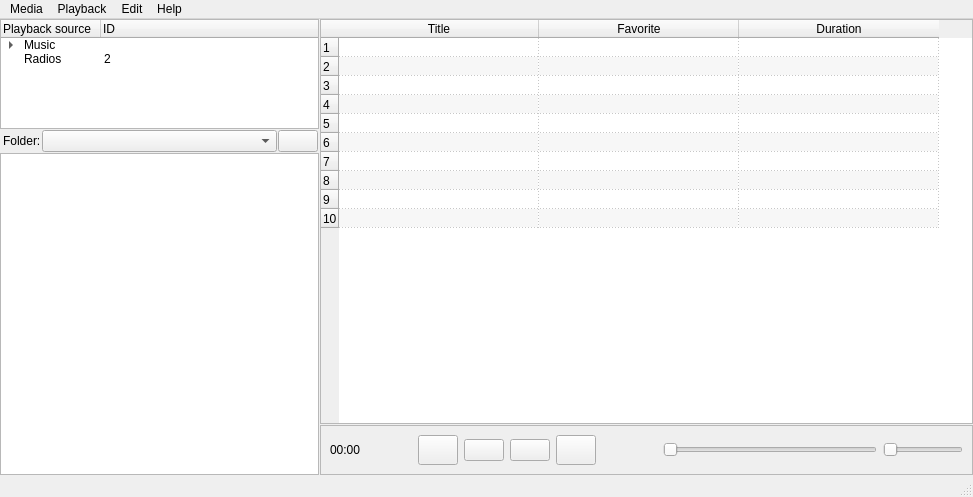
Before: the Qt Designer form uic/mainform.ui in m1lhaus/woofer, drawn with Qt 5.
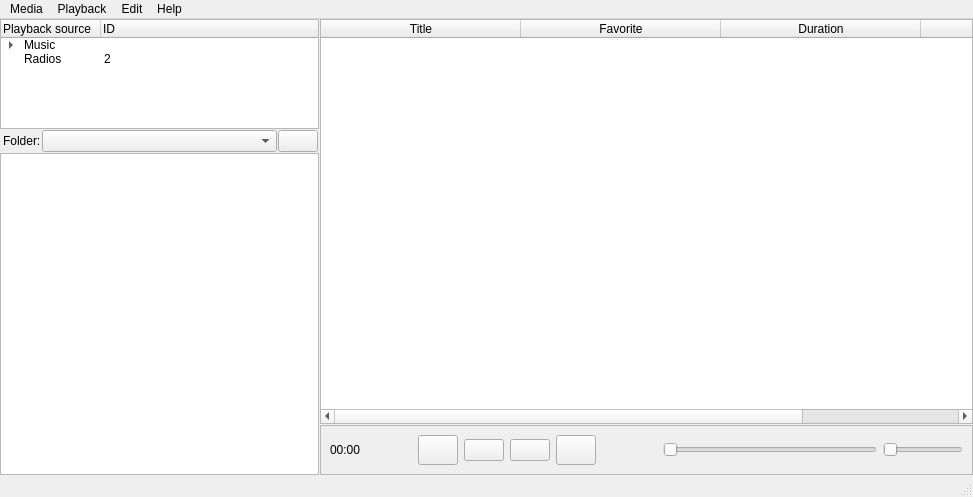
After: the same form once the commit is applied. Icons and pictures are not drawn.

Commit message: dev - basic adding to playlist implemented

What changed in the file:
```diff
--- a/uic/mainform.ui
+++ b/uic/mainform.ui
@@ -214,9 +214,6 @@
           <property name="gridStyle">
            <enum>Qt::DotLine</enum>
           </property>
-          <property name="rowCount">
-           <number>10</number>
-          </property>
           <attribute name="horizontalHeaderDefaultSectionSize">
            <number>200</number>
           </attribute>
@@ -226,16 +223,6 @@
           <attribute name="verticalHeaderDefaultSectionSize">
            <number>19</number>
           </attribute>
-          <row/>
-          <row/>
-          <row/>
-          <row/>
-          <row/>
-          <row/>
-          <row/>
-          <row/>
-          <row/>
-          <row/>
           <column>
            <property name="text">
             <string>Title</string>
@@ -251,6 +238,11 @@
             <string>Duration</string>
            </property>
           </column>
+          <column>
+           <property name="text">
+            <string>Path</string>
+           </property>
+          </column>
          </widget>
         </item>
         <item>
```
The commit also changes 2 other files.
